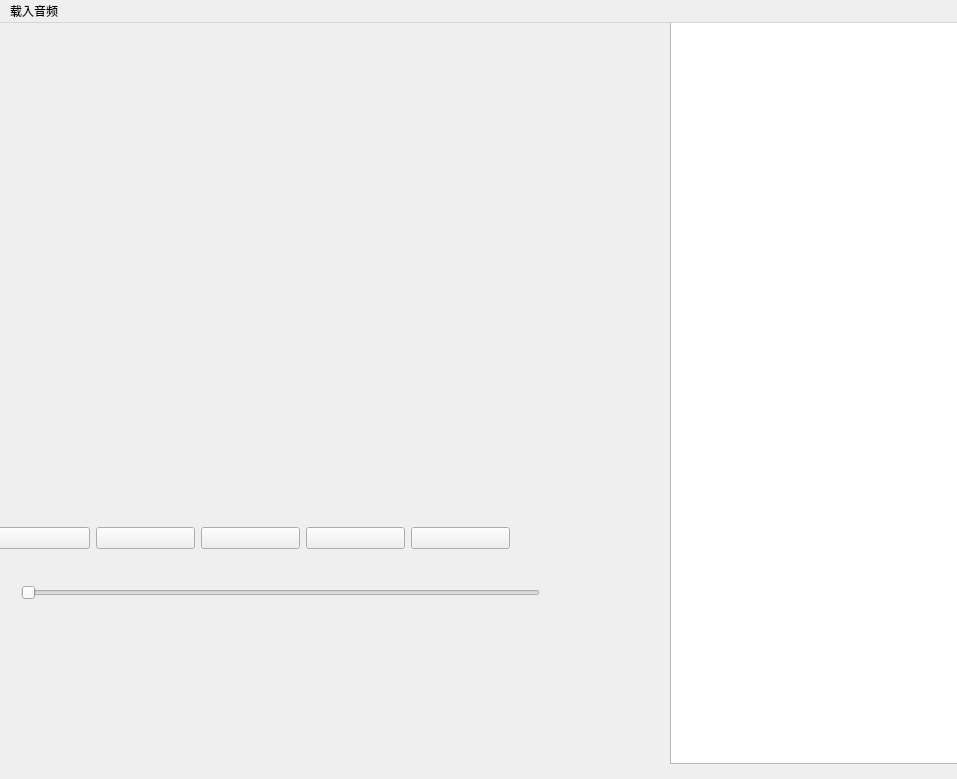
The window that MusicPlayer.ui (JUNJIANG66/AudioSounder64) describes before a commit, drawn with Qt 5.
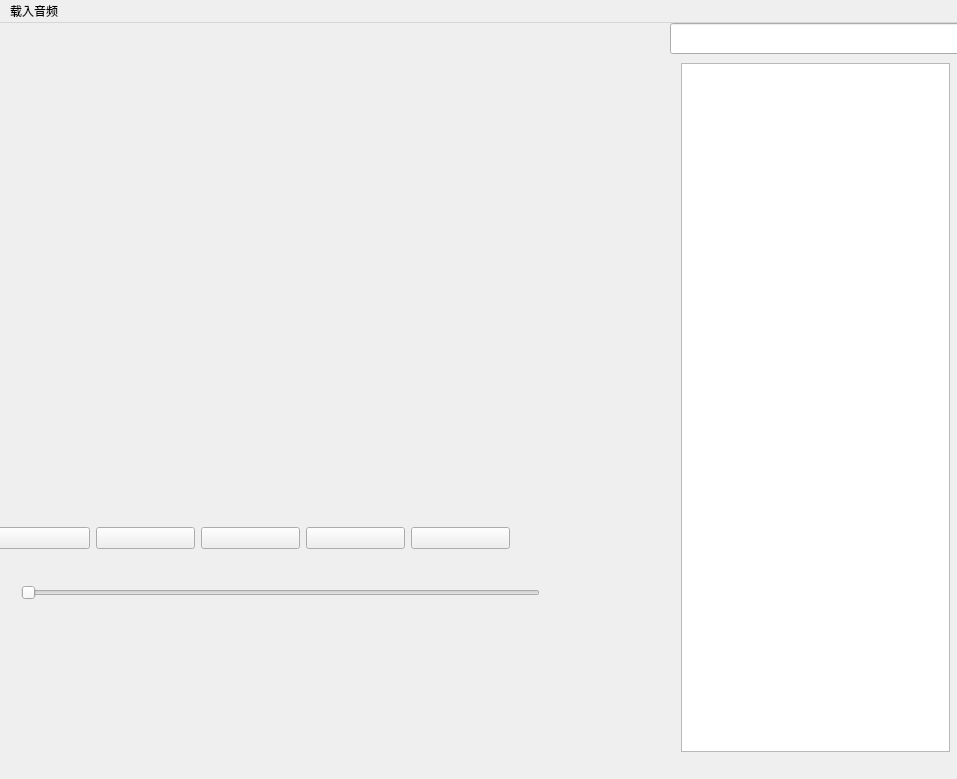
The same window after the commit.

```diff
--- a/MusicPlayer.ui
+++ b/MusicPlayer.ui
@@ -61,16 +61,6 @@
      </item>
     </layout>
    </widget>
-   <widget class="QListWidget" name="musiclist">
-    <property name="geometry">
-     <rect>
-      <x>670</x>
-      <y>-10</y>
-      <width>291</width>
-      <height>751</height>
-     </rect>
-    </property>
-   </widget>
    <widget class="QWidget" name="horizontalLayoutWidget_2">
     <property name="geometry">
      <rect>
@@ -90,6 +80,31 @@
      </item>
     </layout>
    </widget>
+   <widget class="QLineEdit" name="musicFind">
+    <property name="geometry">
+     <rect>
+      <x>670</x>
+      <y>0</y>
+      <width>291</width>
+      <height>31</height>
+     </rect>
+    </property>
+   </widget>
+   <widget class="QWidget" name="verticalLayoutWidget">
+    <property name="geometry">
+     <rect>
+      <x>670</x>
+      <y>29</y>
+      <width>291</width>
+      <height>711</height>
+     </rect>
+    </property>
+    <layout class="QVBoxLayout" name="verticalLayout">
+     <item>
+      <widget class="QListWidget" name="musiclist"/>
+     </item>
+    </layout>
+   </widget>
   </widget>
   <widget class="QMenuBar" name="menuBar">
    <property name="geometry">
```
Left out of the diff: 4 changed lines with no effect on the pictures.
